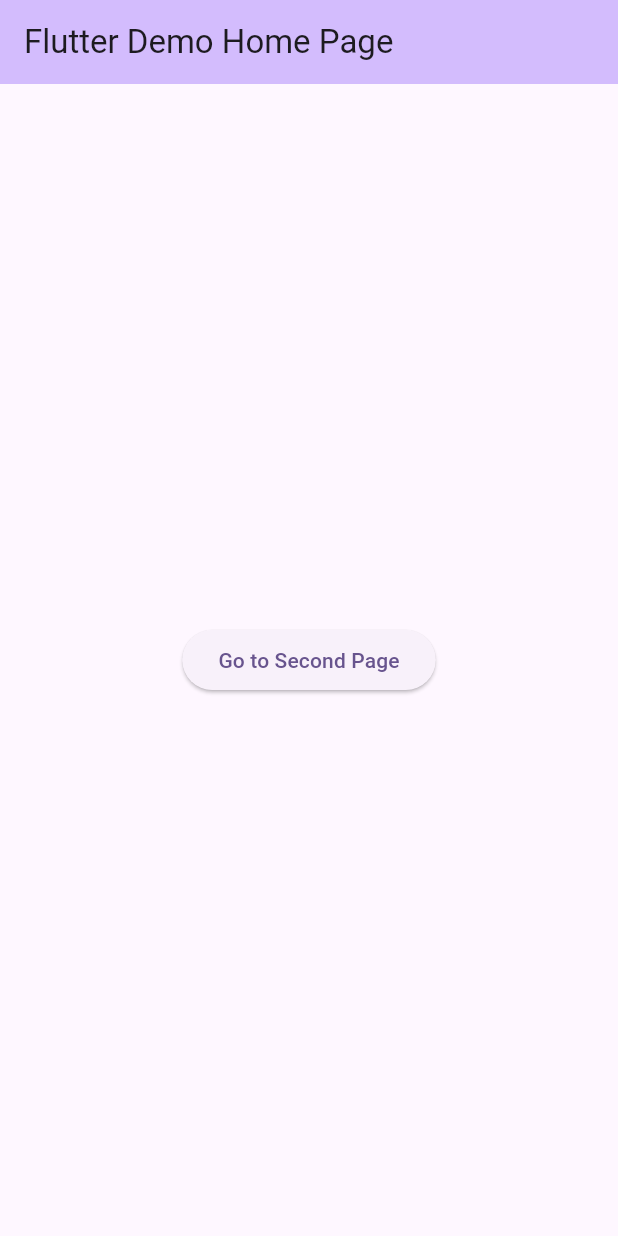
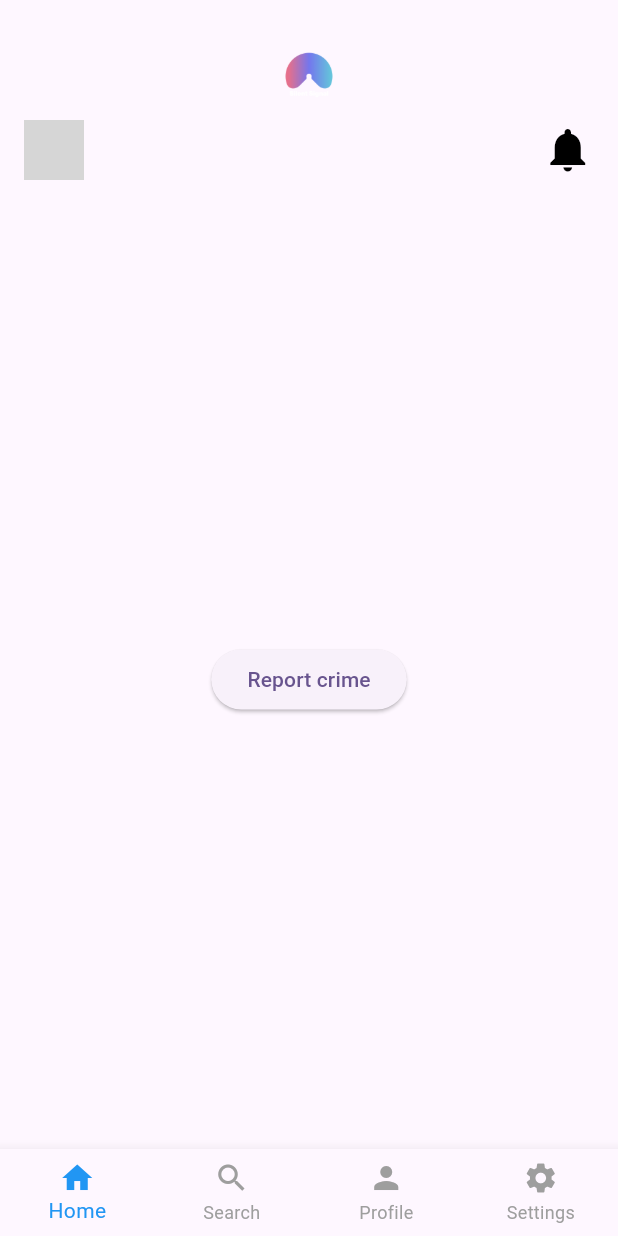
Before and after one commit to odilon-cloud/silent-signal-mobile, a Flutter app: the screen it shows after launch, on a phone screen of 412 x 824 dp. Run offline on Flutter 3.47's test engine with Material 3 defaults, Android fonts, the phone set to English and light mode, and no system bars; grey boxes are pictures that could not be loaded.

Commit message:
added base layout

```diff
--- /dev/null
+++ b/lib/common/components/base_layout.dart
@@ -0,0 +1,141 @@
+import 'package:flutter/material.dart';
+import 'package:silentsignal/features/crime_report_form.dart';
+
+class BaseLayout extends StatefulWidget {
+  const BaseLayout({super.key});
+
+  @override
+  State<BaseLayout> createState() => _BaseLayoutState();
+}
+
+class _BaseLayoutState extends State<BaseLayout> {
+  int _selectedIndex = 0;
+
+  // Add your pages here
+  final List<Widget> _pages = [
+    const HomePage(),
+    const SearchPage(),
+    const ProfilePage(),
+    const SettingsPage(),
+  ];
+
+  @override
+  Widget build(BuildContext context) {
+    return Scaffold(
+      appBar: PreferredSize(
+        preferredSize: Size.fromHeight(120), // Adjust height as needed
+        child: AppBar(
+          //backgroundColor: Colors.white,
+          elevation: 0,
+          flexibleSpace: Column(
+            children: [
+              Padding(
+                padding: EdgeInsets.only(top: 20),
+                child: Image.asset(
+                  'assets/logos/logo_silent_signal.png',
+                  height: 60,
+                  width: 60,
+                ),
+              ),
+              Padding(
+                padding: EdgeInsets.symmetric(horizontal: 16.0),
+                child: Row(
+                  mainAxisAlignment: MainAxisAlignment.spaceBetween,
+                  children: [
+                    CircleAvatar(
+                      backgroundImage: AssetImage('assets/profile.png'),
+                    ),
+                    Icon(Icons.notifications, color: Colors.black, size:35),
+                  ],
+                ),
+              ),
+            ],
+          ),
+        ),
+        ),
+      body: _pages[_selectedIndex],
+      bottomNavigationBar: BottomNavigationBar(
+        currentIndex: _selectedIndex,
+        onTap: (index) {
+          setState(() {
+            _selectedIndex = index;
+          });
+        },
+        selectedItemColor: Colors.blue,
+        unselectedItemColor: Colors.grey,
+        type: BottomNavigationBarType.fixed,
+        items: const [
+          BottomNavigationBarItem(
+            icon: Icon(Icons.home),
+            label: 'Home',
+          ),
+          BottomNavigationBarItem(
+            icon: Icon(Icons.search),
+            label: 'Search',
+          ),
+          BottomNavigationBarItem(
+            icon: Icon(Icons.person),
+            label: 'Profile',
+          ),
+          BottomNavigationBarItem(
+            icon: Icon(Icons.settings),
+            label: 'Settings',
+          ),
+        ],
+      ),
+    );
+  }
+}
+
+// Example page widgets
+class HomePage extends StatelessWidget {
+  const HomePage({super.key});
+
+  @override
+  Widget build(BuildContext context) {
+    return Center(
+      child: Column(
+        mainAxisAlignment: MainAxisAlignment.center,
+        children: [
+          const SizedBox(height: 20),
+          ElevatedButton(
+            onPressed: () {
+              Navigator.push(
+                context,
+                MaterialPageRoute(builder: (context) => CrimeReportForm()),
+              );
+            },
+            child: const Text('Report crime'),
+          ),
+        ],
+      ),
+    );
+  }
+}
+
+class SearchPage extends StatelessWidget {
+  const SearchPage({super.key});
+
+  @override
+  Widget build(BuildContext context) {
+    return const Center(child: Text('Search Page'));
+  }
+}
+
+class ProfilePage extends StatelessWidget {
+  const ProfilePage({super.key});
+
+  @override
+  Widget build(BuildContext context) {
+    return const Center(child: Text('Profile Page'));
+  }
+}
+
+class SettingsPage extends StatelessWidget {
+  const SettingsPage({super.key});
+
+  @override
+  Widget build(BuildContext context) {
+    return const Center(child: Text('Settings Page'));
+  }
+}
--- a/lib/common/components/textfield.dart
+++ b/lib/common/components/textfield.dart
@@ -1,66 +1,3 @@
-// import 'package:flutter/material.dart';
-
-// class InputTextField extends StatelessWidget {
-//   final controller;
-//   final String hintText;
-//   final String? labelText;
-//   final bool obscureText;
-//   final int? maxLines;
-
-//   const InputTextField({
-//     super.key,
-//     required this.controller,
-//     required this.hintText,
-//     this.labelText,
-//     required this.obscureText,
-//     this.maxLines = 1,
-//   });
-
-//   @override
-//   Widget build(BuildContext context) {
-//     return Padding(
-//       padding: const EdgeInsets.symmetric(horizontal: 25.0),
-//       child: Column(
-//         crossAxisAlignment: CrossAxisAlignment.start,
-//         children: [
-//           if (labelText != null) ...[
-//             Text(
-//               labelText!,
-//               style: TextStyle(
-//                 fontSize: 16,
-//                 color: Colors.grey[700],
-//                 fontWeight: FontWeight.w500,
-//               ),
-//             ),
-//             const SizedBox(height: 8),
-//           ],
-//           TextField(
-//             controller: controller,
-//             obscureText: obscureText,
-//             maxLines: maxLines,
-//             decoration: InputDecoration(
-//               enabledBorder: const OutlineInputBorder(
-//                 borderSide: BorderSide(color: Colors.white),
-//               ),
-//               focusedBorder: OutlineInputBorder(
-//                 borderSide: BorderSide(color: Colors.grey.shade400),
-//               ),
-//               fillColor: Colors.grey.shade200,
-//               filled: true,
-//               hintText: hintText,
-//               hintStyle: TextStyle(color: Colors.grey[500]),
-//               // Add these for smaller height on single-line inputs
-//               contentPadding: maxLines == 1
-//                 ? const EdgeInsets.symmetric(horizontal: 12, vertical: 10)
-//                 : const EdgeInsets.symmetric(horizontal: 12, vertical: 16),
-//               isDense: maxLines == 1 ? true : false,
-//             ),
-//           ),
-//         ],
-//       ),
-//     );
-//   }
-// }
 import 'package:flutter/material.dart';
 
 class InputTextField extends StatelessWidget {
@@ -95,7 +32,7 @@ class InputTextField extends StatelessWidget {
               labelText!,
               style: TextStyle(
                 fontSize: 16,
-                color: Colors.grey[700],
+                color: Colors.grey[800],
                 fontWeight: FontWeight.w500,
               ),
             ),
--- a/lib/features/crime_report_form.dart
+++ b/lib/features/crime_report_form.dart
@@ -1,107 +1,3 @@
-// import 'package:flutter/material.dart';
-// import 'package:silentsignal/common/components/button.dart';
-// import 'package:silentsignal/common/components/datefield.dart';
-// import 'package:silentsignal/common/components/textfield.dart';
-
-
-// class CrimeReportForm extends StatelessWidget {
-//   CrimeReportForm({super.key});
-
-//   // text editing controllers
-//   final subjectController = TextEditingController();
-//   final passwordController = TextEditingController();
-//   final dateController = TextEditingController();
-
-
-
-//   @override
-//   Widget build(BuildContext context) {
-//     return Scaffold(
-//       backgroundColor: Colors.grey[300],
-//       body: SafeArea(
-//         child: Center(
-//           child: Column(
-//             mainAxisAlignment: MainAxisAlignment.center,
-//             children: [
-//               const SizedBox(height: 10),
-
-//               // logo
-// Image.asset(
-//   'assets/logos/logo_silent_signal.png',
-//   height: 100,
-//   width: 100,
-// ),
-
-
-//               const SizedBox(height: 30),
-
-//               // welcome back, you've been missed!
-//               Text(
-//                 'CRIME REPORT',
-//                 style: TextStyle(
-//                   color: Colors.grey[700],
-//                   fontSize: 16,
-//                 ),
-//               ),
-
-//               const SizedBox(height: 25),
-//               //
-//               InputTextField(
-//                 controller: subjectController,
-//                 hintText: 'Theft',
-//                // labelText: 'Subject',
-//                 obscureText: false,
-//               ),
-
-//               const SizedBox(height: 10),
-
-//               DateInputField(
-//                 controller: dateController,
-//                  //labelText: labelText,
-//                   hintText: 'Date of Crime'
-//             ),
-
-//               const SizedBox(height: 25),
-//               // Description textfield
-//               InputTextField(
-//                 controller: passwordController,
-//                 hintText: 'Enter long description',
-//                // labelText: 'Subject',
-//                 obscureText: false,
-//                 maxLines: 5,
-//               ),
-
-
-//               const SizedBox(height: 10),
-
-//               // submit  button
-//               // SampleButton(
-//               //   onTap: UserSubmission,
-//               // ),
-
-//               const SizedBox(height: 50),
-
-
-//               // google + apple sign in buttons
-//               Row(
-//                 mainAxisAlignment: MainAxisAlignment.center,
-//                 children: const [
-
-//                 ],
-//               ),
-
-//               const SizedBox(height: 50),
-
-
-
-//             ],
-//           ),
-//         ),
-//       ),
-//     );
-//   }
-// }
-
 import 'package:flutter/material.dart';
 import 'package:silentsignal/common/components/button.dart';
 import 'package:silentsignal/common/components/datefield.dart';
@@ -111,7 +7,7 @@ class CrimeReportForm extends StatelessWidget {
   CrimeReportForm({super.key});
 
   final subjectController = TextEditingController();
-  final passwordController = TextEditingController();
+  final crimeDescriptionController = TextEditingController();
   final dateController = TextEditingController();
 
   @override
@@ -137,10 +33,11 @@ class CrimeReportForm extends StatelessWidget {
                   const SizedBox(height: 30),
 
                   Text(
-                    'CRIME REPORT',
+                    'CRIME FORM',
                     style: TextStyle(
-                      color: Colors.grey[700],
-                      fontSize: 16,
+                      color: Colors.grey[800],
+                      fontSize: 20,
+                      fontWeight: FontWeight.bold
                     ),
                   ),
 
@@ -164,8 +61,8 @@ class CrimeReportForm extends StatelessWidget {
                   const SizedBox(height: 25),
 
                   InputTextField(
-                    controller: passwordController,
-                    hintText: 'Enter long description',
+                    controller: crimeDescriptionController,
+                    hintText: 'Provide a detailed description of the incident or crime',
                     obscureText: false,
                     minLines: 5,
                     maxLines:null,
--- a/lib/main.dart
+++ b/lib/main.dart
@@ -1,5 +1,6 @@
 import 'package:flutter/material.dart';
 import 'package:silentsignal/features/crime_report_form.dart';
+import 'package:silentsignal/common/components/base_layout.dart';
 
 
 void main() {
@@ -17,43 +18,7 @@ class MyApp extends StatelessWidget {
         colorScheme: ColorScheme.fromSeed(seedColor: Colors.deepPurple),
         useMaterial3: true,
       ),
-      home: const MyHomePage(title: 'Flutter Demo Home Page'),
+      home: const BaseLayout(),
     );
   }
 }
-
-class MyHomePage extends StatefulWidget {
-  const MyHomePage({super.key, required this.title});
-  final String title;
-
-  @override
-  State<MyHomePage> createState() => _MyHomePageState();
-}
-
-class _MyHomePageState extends State<MyHomePage> {
-  @override
-  Widget build(BuildContext context) {
-    return Scaffold(
-      appBar: AppBar(
-        backgroundColor: Theme.of(context).colorScheme.inversePrimary,
-        title: Text(widget.title),
-      ),
-      body: Center(
-        child: Column(
-          mainAxisAlignment: MainAxisAlignment.center,
-          children: <Widget>[
-            ElevatedButton(
-              onPressed: () {
-                Navigator.push(
-                  context,
-                  MaterialPageRoute(builder: (context) =>  CrimeReportForm()),
-                );
-              },
-              child: const Text('Go to Second Page'),
-            ),
-          ],
-        ),
-      ),
-    );
-  }
-}
```
Also changed, not shown: 3 other files.
